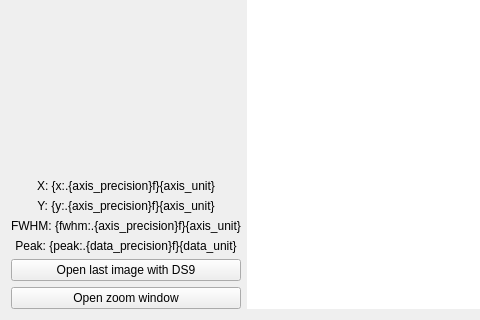
janis-hag/kalao-ics, file guis/ui/fli.ui: the form before one commit; both pictures show x 0 to 480 and y 174 to 494 of the 823 by 494 pixel window.
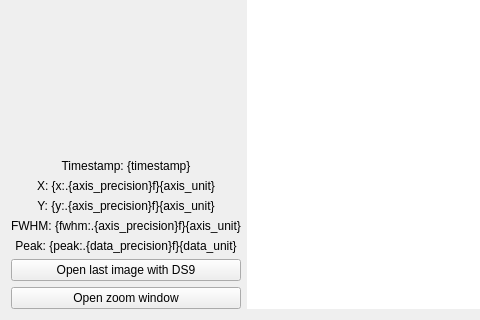
The form after the commit. Custom widgets are drawn as their Qt base class.

The edit to the form file:
```diff
--- a/guis/ui/fli.ui
+++ b/guis/ui/fli.ui
@@ -152,6 +152,16 @@
        </property>
       </spacer>
      </item>
+     <item>
+      <widget class="KLabel" name="timestamp_label">
+       <property name="text">
+        <string>Timestamp: {timestamp}</string>
+       </property>
+       <property name="alignment">
+        <set>Qt::AlignCenter</set>
+       </property>
+      </widget>
+     </item>
      <item>
       <widget class="KLabel" name="star_x_label">
        <property name="text">
@@ -216,16 +226,16 @@
    <extends>QGraphicsView</extends>
    <header>kalao</header>
   </customwidget>
-  <customwidget>
-   <class>KScaledDoubleSpinbox</class>
-   <extends>QDoubleSpinBox</extends>
-   <header>kalao</header>
-  </customwidget>
   <customwidget>
    <class>KLabel</class>
    <extends>QLabel</extends>
    <header>kalao</header>
   </customwidget>
+  <customwidget>
+   <class>KScaledDoubleSpinbox</class>
+   <extends>QDoubleSpinBox</extends>
+   <header>kalao</header>
+  </customwidget>
  </customwidgets>
  <resources/>
  <connections/>
```
